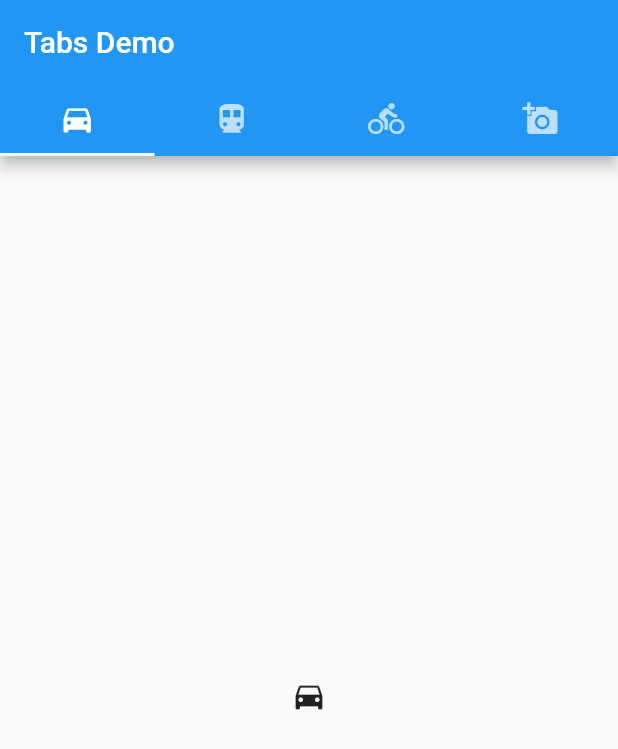
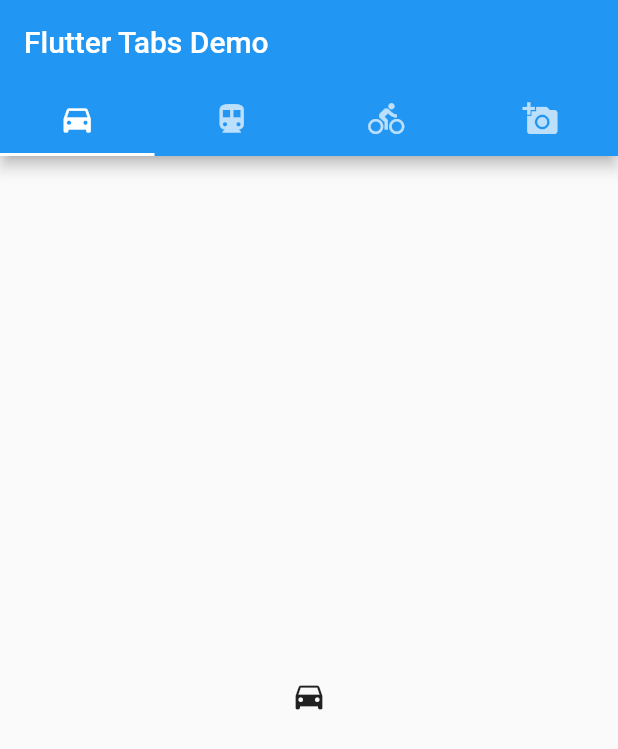
Before and after one commit to bhaveshiima/flutter_tab_demo, a Flutter app: the screen it shows after launch, on a phone screen of 412 x 824 dp. Shown: the top 749 px of the screen. Run offline on Flutter 3.47's test engine with Material 2 defaults, Android fonts, the phone set to English and light mode, and no system bars.

Commit message:
Flutter App  4 Tab demo with icon

```diff
--- a/lib/main.dart
+++ b/lib/main.dart
@@ -20,7 +20,7 @@ class TabBarDemo extends StatelessWidget {
                 Tab(icon: Icon(Icons.add_a_photo)),
               ],
             ),
-            title: Text('Tabs Demo'),
+            title: Text('Flutter Tabs Demo'),
           ),
           body: TabBarView(
             children: [
```
Also changed, not shown: 1 other file.
